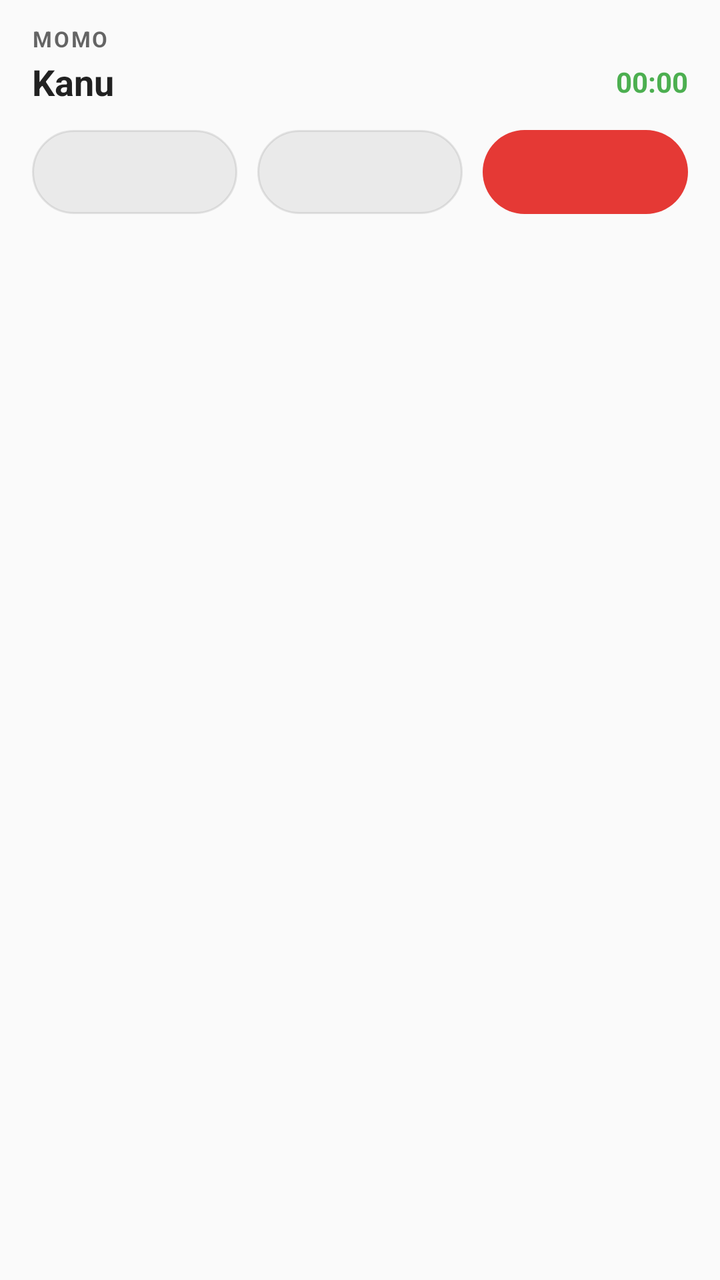
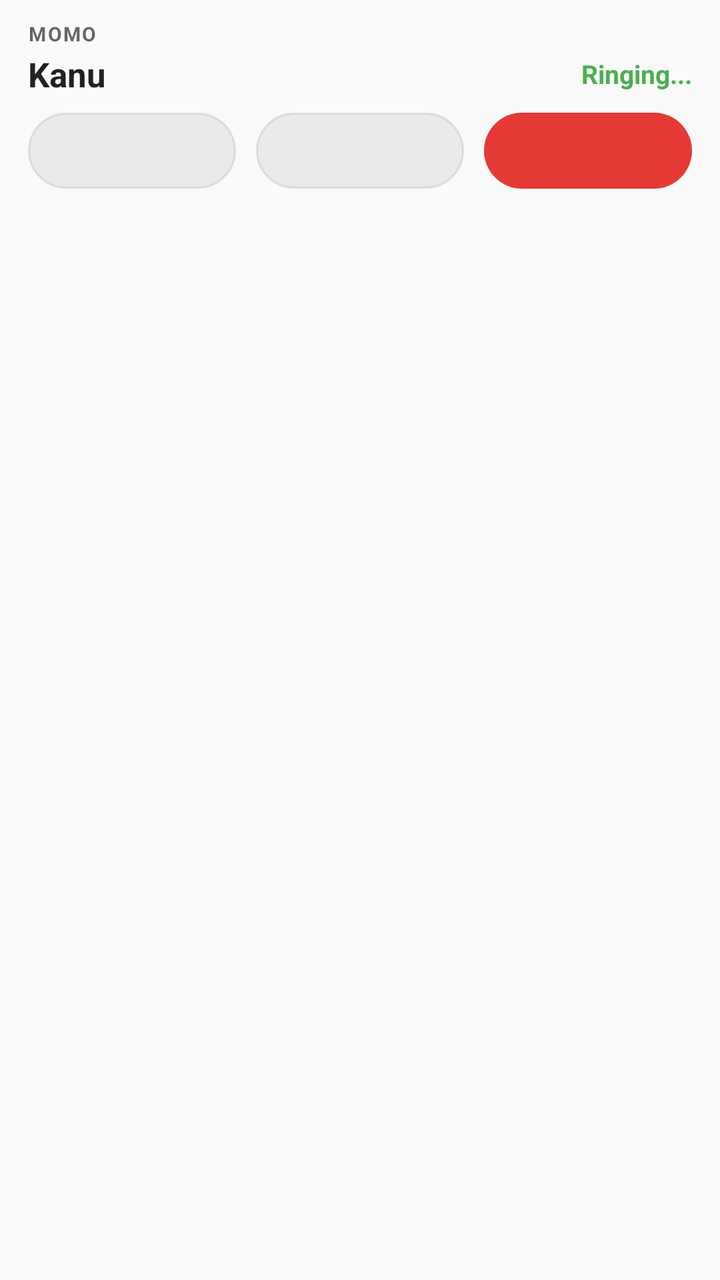

An Android layout rendered at two revisions. The XML below is the earlier revision; the diff shows what the commit changed to produce the second picture.
<!-- AndroidManifest.xml: application theme android:Theme.Material.Light.NoActionBar -->
<!-- res/layout/call.xml -->
<?xml version="1.0" encoding="utf-8"?>
<LinearLayout xmlns:android="http://schemas.android.com/apk/res/android"
    android:layout_width="match_parent"
    android:layout_height="wrap_content"
    android:orientation="vertical"
    android:paddingStart="16dp"
    android:paddingEnd="16dp"
    android:paddingTop="12dp"
    android:paddingBottom="12dp">

    
    <TextView
        android:id="@+id/tv_notification_sub"
        android:layout_width="wrap_content"
        android:layout_height="wrap_content"
        android:text="MOMO"
        android:textSize="11sp"
        android:textStyle="bold"
        android:textColor="?android:attr/textColorSecondary"
        android:letterSpacing="0.08" />

    
    <RelativeLayout
        android:layout_width="match_parent"
        android:layout_height="wrap_content"
        android:layout_marginTop="2dp">

        <TextView
            android:id="@+id/tv_caller_name"
            android:layout_width="wrap_content"
            android:layout_height="wrap_content"
            android:layout_alignParentStart="true"
            android:layout_centerVertical="true"
            android:text="Kanu"
            android:textSize="18sp"
            android:textStyle="bold"
            android:textColor="?android:attr/textColorPrimary" />

        <Chronometer
            android:id="@+id/chrono_call_timer"
            android:layout_width="wrap_content"
            android:layout_height="wrap_content"
            android:layout_alignParentEnd="true"
            android:layout_centerVertical="true"
            android:textSize="14sp"
            android:textStyle="bold"
            android:textColor="#4CAF50" />
    </RelativeLayout>

    
    <LinearLayout
        android:layout_width="match_parent"
        android:layout_height="42dp"
        android:layout_marginTop="12dp"
        android:orientation="horizontal"
        android:weightSum="3">

        
        <ImageView
            android:id="@+id/btn_capsule_mic"
            android:layout_width="0dp"
            android:layout_height="match_parent"
            android:layout_weight="1"
            android:background="@drawable/bg_capsule_neutral"
            android:scaleType="centerInside"
            android:padding="9dp"
            android:contentDescription="Mic" />

        
        <ImageView
            android:id="@+id/btn_capsule_speaker"
            android:layout_width="0dp"
            android:layout_height="match_parent"
            android:layout_weight="1"
            android:layout_marginStart="10dp"
            android:layout_marginEnd="10dp"
            android:background="@drawable/bg_capsule_neutral"
            android:scaleType="centerInside"
            android:padding="9dp"
            android:contentDescription="Audio Route" />

        
        <ImageView
            android:id="@+id/btn_capsule_end"
            android:layout_width="0dp"
            android:layout_height="match_parent"
            android:layout_weight="1"
            android:background="@drawable/bg_capsule_red"
            android:scaleType="centerInside"
            android:padding="9dp"
            android:contentDescription="End Call" />
    </LinearLayout>
</LinearLayout>
<!-- resources referenced by this layout -->
<resources>
  <!-- drawable bg_capsule_neutral (drawable) -->
  <?xml version="1.0" encoding="utf-8"?>
  <shape xmlns:android="http://schemas.android.com/apk/res/android"
      android:shape="rectangle">
      <corners android:radius="50dp" />
      <solid android:color="#22808080" />
      <stroke android:width="1dp" android:color="#33808080" />
  </shape>
  <!-- drawable bg_capsule_red (drawable) -->
  <?xml version="1.0" encoding="utf-8"?>
  <shape xmlns:android="http://schemas.android.com/apk/res/android"
      android:shape="rectangle">
      <corners android:radius="50dp" />
      <solid android:color="#E53935" />
  </shape>
</resources>

<!-- the commit's change to res/layout/call.xml (unified diff, before → after) -->
@@ -3,10 +3,10 @@
     android:layout_width="match_parent"
     android:layout_height="wrap_content"
     android:orientation="vertical"
-    android:paddingStart="16dp"
-    android:paddingEnd="16dp"
-    android:paddingTop="12dp"
-    android:paddingBottom="12dp">
+    android:paddingStart="14dp"
+    android:paddingEnd="14dp"
+    android:paddingTop="10dp"
+    android:paddingBottom="10dp">
 
     
     <TextView
@@ -14,7 +14,7 @@
         android:layout_width="wrap_content"
         android:layout_height="wrap_content"
         android:text="MOMO"
-        android:textSize="11sp"
+        android:textSize="10sp"
         android:textStyle="bold"
         android:textColor="?android:attr/textColorSecondary"
         android:letterSpacing="0.08" />
@@ -32,10 +32,24 @@
             android:layout_alignParentStart="true"
             android:layout_centerVertical="true"
             android:text="Kanu"
-            android:textSize="18sp"
+            android:textSize="17sp"
             android:textStyle="bold"
             android:textColor="?android:attr/textColorPrimary" />
 
+        
+        <TextView
+            android:id="@+id/tv_call_status"
+            android:layout_width="wrap_content"
+            android:layout_height="wrap_content"
+            android:layout_alignParentEnd="true"
+            android:layout_centerVertical="true"
+            android:text="Ringing..."
+            android:textSize="13sp"
+            android:textStyle="bold"
+            android:textColor="#4CAF50"
+            android:visibility="visible" />
+
+        
         <Chronometer
             android:id="@+id/chrono_call_timer"
             android:layout_width="wrap_content"
@@ -44,14 +58,15 @@
             android:layout_centerVertical="true"
             android:textSize="14sp"
             android:textStyle="bold"
-            android:textColor="#4CAF50" />
+            android:textColor="#4CAF50"
+            android:visibility="gone" />
     </RelativeLayout>
 
     
     <LinearLayout
         android:layout_width="match_parent"
-        android:layout_height="42dp"
-        android:layout_marginTop="12dp"
+        android:layout_height="38dp"
+        android:layout_marginTop="8dp"
         android:orientation="horizontal"
         android:weightSum="3">
 
@@ -63,7 +78,7 @@
             android:layout_weight="1"
             android:background="@drawable/bg_capsule_neutral"
             android:scaleType="centerInside"
-            android:padding="9dp"
+            android:padding="8dp"
             android:contentDescription="Mic" />
 
         
@@ -76,7 +91,7 @@
             android:layout_marginEnd="10dp"
             android:background="@drawable/bg_capsule_neutral"
             android:scaleType="centerInside"
-            android:padding="9dp"
+            android:padding="8dp"
             android:contentDescription="Audio Route" />
 
         
@@ -87,7 +102,7 @@
             android:layout_weight="1"
             android:background="@drawable/bg_capsule_red"
             android:scaleType="centerInside"
-            android:padding="9dp"
+            android:padding="8dp"
             android:contentDescription="End Call" />
     </LinearLayout>
 </LinearLayout>
